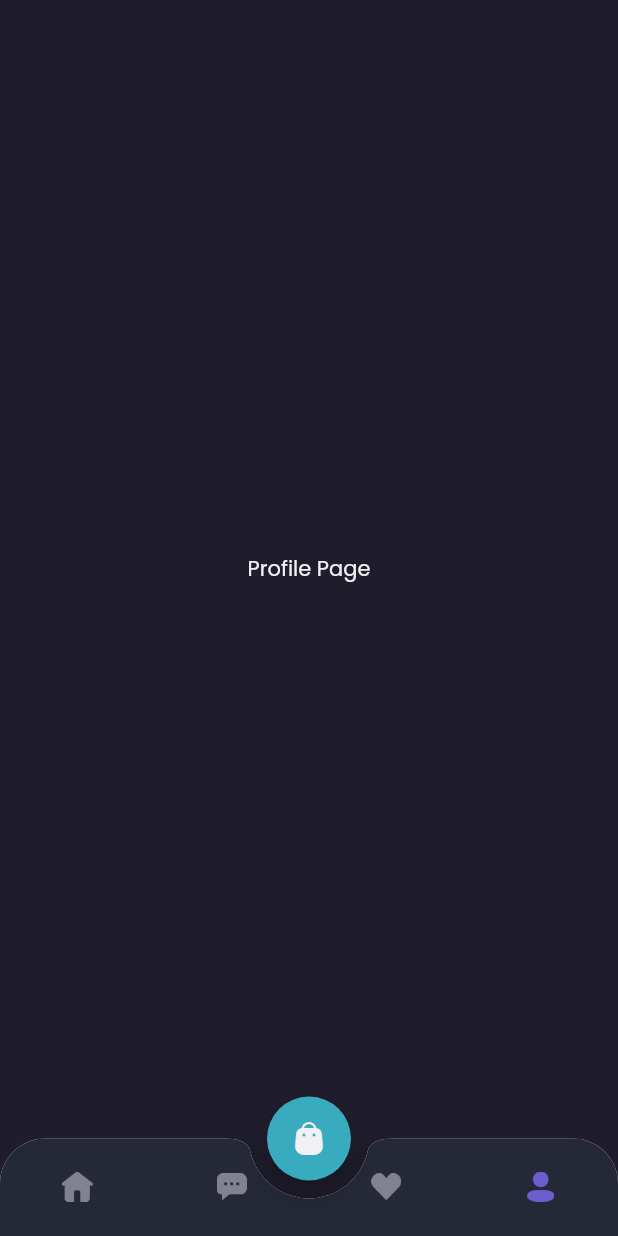
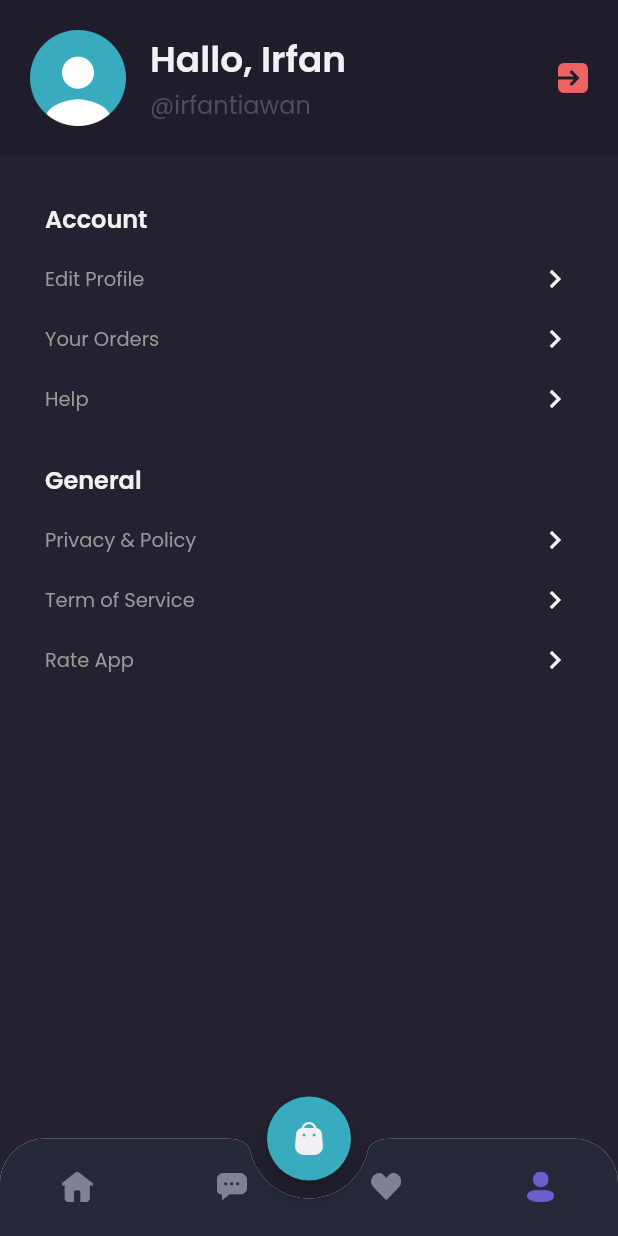
Before and after one commit to irfanagust/flavel, a Flutter app: the MainPage screen opened by its route, item 4 of the bottom bar chosen, on a phone screen of 412 x 824 dp. Run offline on Flutter 3.47's test engine with Material 2 defaults, Android fonts, the phone set to English and light mode, and no system bars; our stand-ins replace google_fonts.

Commit message:
add : interface halaman edit profile

```diff
--- a/lib/main.dart
+++ b/lib/main.dart
@@ -1,5 +1,7 @@
 import 'package:flavel/pages/chat_detail_page.dart';
 import 'package:flavel/pages/home/main_page.dart';
+import 'package:flavel/pages/product_page.dart';
+import 'package:flavel/pages/profile_edit_page.dart';
 import 'package:flavel/pages/sign_in_page.dart';
 import 'package:flavel/pages/sign_up_page.dart';
 import 'package:flavel/pages/splash_page.dart';
@@ -23,6 +25,8 @@ class MyApp extends StatelessWidget {
         '/sign-up': (context) => const SignUpPage(),
         '/home': (context) => const MainPage(),
         '/detail-chat': (context) => const ChatDetailPage(),
+        '/edit-profile': (context) => const ProfileEditPage(),
+        '/product': (context) => const ProductPage(),
       },
     );
   }
--- a/lib/pages/home/main_page.dart
+++ b/lib/pages/home/main_page.dart
@@ -123,7 +123,7 @@ class _MainPageState extends State<MainPage> {
     }
 
     return Scaffold(
-      backgroundColor: bgColor1,
+      backgroundColor: currentIndex == 0 ? bgColor1 : bgColor3,
       floatingActionButton: cartButton(),
       floatingActionButtonLocation: FloatingActionButtonLocation.centerDocked,
       bottomNavigationBar: customBottomNavigation(),
--- a/lib/pages/home/profile_page.dart
+++ b/lib/pages/home/profile_page.dart
@@ -6,11 +6,128 @@ class ProfilePage extends StatelessWidget {
 
   @override
   Widget build(BuildContext context) {
-    return Center(
-      child: Text(
-        'Profile Page',
-        style: primaryTextStyle,
-      ),
+    Widget appBar() {
+      return AppBar(
+        elevation: 0,
+        automaticallyImplyLeading: false,
+        backgroundColor: bgColor1,
+        flexibleSpace: SafeArea(
+          child: Container(
+            padding: const EdgeInsets.all(20),
+            child: Row(
+              children: [
+                Image.asset(
+                  'assets/image_profile.png',
+                  width: 64,
+                ),
+                const SizedBox(
+                  width: 16,
+                ),
+                Expanded(
+                  child: Column(
+                    crossAxisAlignment: CrossAxisAlignment.start,
+                    children: [
+                      Text(
+                        'Hallo, Irfan',
+                        style: primaryTextStyle.copyWith(
+                          fontWeight: semiBold,
+                          fontSize: 24,
+                        ),
+                      ),
+                      Text(
+                        '@irfantiawan',
+                        style: subtitleTextStyle.copyWith(fontSize: 16),
+                      ),
+                    ],
+                  ),
+                ),
+                GestureDetector(
+                  onTap: () {
+                    Navigator.pushNamedAndRemoveUntil(
+                      context,
+                      '/sign-in',
+                      (route) => false,
+                    );
+                  },
+                  child: Image.asset(
+                    'assets/button_exit.png',
+                    width: 20,
+                  ),
+                )
+              ],
+            ),
+          ),
+        ),
+      );
+    }
+
+    Widget menuItem(String text) {
+      return Container(
+        margin: const EdgeInsets.only(top: 16),
+        child: Row(
+          mainAxisAlignment: MainAxisAlignment.spaceBetween,
+          children: [
+            Text(
+              text,
+              style: secondaryTextStyle.copyWith(fontSize: 13),
+            ),
+            Icon(
+              Icons.chevron_right,
+              color: primaryTextColor,
+            ),
+          ],
+        ),
+      );
+    }
+
+    Widget menuHeaderItem(String text) {
+      return Container(
+        margin: EdgeInsets.only(top: defaultMargin),
+        child: Text(
+          text,
+          style: primaryTextStyle.copyWith(
+            fontSize: 16,
+            fontWeight: semiBold,
+          ),
+        ),
+      );
+    }
+
+    Widget content() {
+      return Expanded(
+        child: Container(
+          width: double.infinity,
+          decoration: BoxDecoration(
+            color: bgColor3,
+          ),
+          padding: EdgeInsets.symmetric(horizontal: defaultMargin),
+          child: Column(
+            crossAxisAlignment: CrossAxisAlignment.start,
+            children: [
+              menuHeaderItem('Account'),
+              GestureDetector(
+                onTap: () {
+                  Navigator.pushNamed(context, '/edit-profile');
+                },
+                child: menuItem('Edit Profile'),
+              ),
+              menuItem('Your Orders'),
+              menuItem('Help'),
+              menuHeaderItem('General'),
+              menuItem('Privacy & Policy'),
+              menuItem('Term of Service'),
+              menuItem('Rate App')
+            ],
+          ),
+        ),
+      );
+    }
+
+    return Column(
+      children: [
+        appBar(),
+        content(),
+      ],
     );
   }
 }
--- a/lib/widgets/product_card.dart
+++ b/lib/widgets/product_card.dart
@@ -6,7 +6,9 @@ class ProductCard extends StatelessWidget {
 
   @override
   Widget build(BuildContext context) {
-    return Container(
+    return GestureDetector(
+      onTap: () => Navigator.pushNamed(context, '/product'),
+      child: Container(
         width: 215,
         height: 278,
         margin: EdgeInsets.only(right: defaultMargin),
@@ -77,6 +79,7 @@ class ProductCard extends StatelessWidget {
             ),
           ],
         ),
+      ),
     );
   }
 }
--- a/lib/widgets/product_tile.dart
+++ b/lib/widgets/product_tile.dart
@@ -6,7 +6,9 @@ class ProductTile extends StatelessWidget {
 
   @override
   Widget build(BuildContext context) {
-    return Container(
+    return GestureDetector(
+      onTap: () => Navigator.pushNamed(context, '/product'),
+      child: Container(
         margin: EdgeInsets.only(
           left: defaultMargin,
           right: defaultMargin,
@@ -61,6 +63,7 @@ class ProductTile extends StatelessWidget {
             )
           ],
         ),
+      ),
     );
   }
 }
```
Also changed, not shown: lib/pages/product_page.dart (added, +18 -0 lines), lib/pages/profile_edit_page.dart (added, +144 -0 lines). Lines whose indentation alone changed are shown as unchanged.
